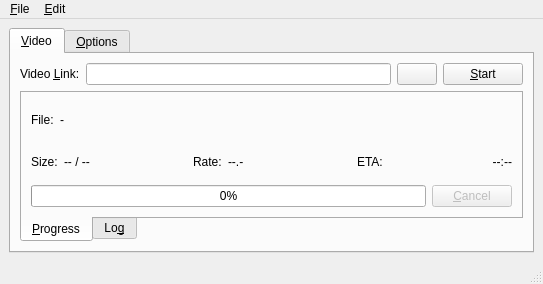
guendto/abby, file rc/mainwnd.ui: the form before one commit.
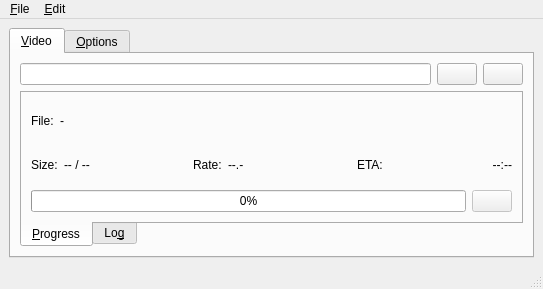
The form after the commit. Icons and pictures are not drawn.

```diff
--- a/rc/mainwnd.ui
+++ b/rc/mainwnd.ui
@@ -7,7 +7,7 @@
     <x>0</x>
     <y>0</y>
     <width>543</width>
-    <height>284</height>
+    <height>289</height>
    </rect>
   </property>
   <property name="windowTitle" >
@@ -27,16 +27,6 @@
        <layout class="QGridLayout" name="gridLayout_3" >
         <item row="0" column="0" >
          <layout class="QHBoxLayout" name="horizontalLayout" >
-          <item>
-           <widget class="QLabel" name="label" >
-            <property name="text" >
-             <string>Video &amp;Link:</string>
-            </property>
-            <property name="buddy" >
-             <cstring>urlEdit</cstring>
-            </property>
-           </widget>
-          </item>
           <item>
            <widget class="QLineEdit" name="urlEdit" >
             <property name="toolTip" >
@@ -62,8 +52,12 @@
           </item>
           <item>
            <widget class="QPushButton" name="startButton" >
-            <property name="text" >
-             <string>&amp;Start</string>
+            <property name="toolTip" >
+             <string>Download video from the address.</string>
+            </property>
+            <property name="icon" >
+             <iconset resource="abby.qrc" >
+              <normaloff>:/go-next.png</normaloff>:/go-next.png</iconset>
             </property>
            </widget>
           </item>
@@ -237,7 +231,11 @@
                  </sizepolicy>
                 </property>
                 <property name="text" >
-                 <string>&amp;Cancel</string>
+                 <string/>
+                </property>
+                <property name="icon" >
+                 <iconset resource="abby.qrc" >
+                  <normaloff>:/process-stop.png</normaloff>:/process-stop.png</iconset>
                 </property>
                </widget>
               </item>
```
Left out of the diff: 15 changed lines with no effect on the pictures.
